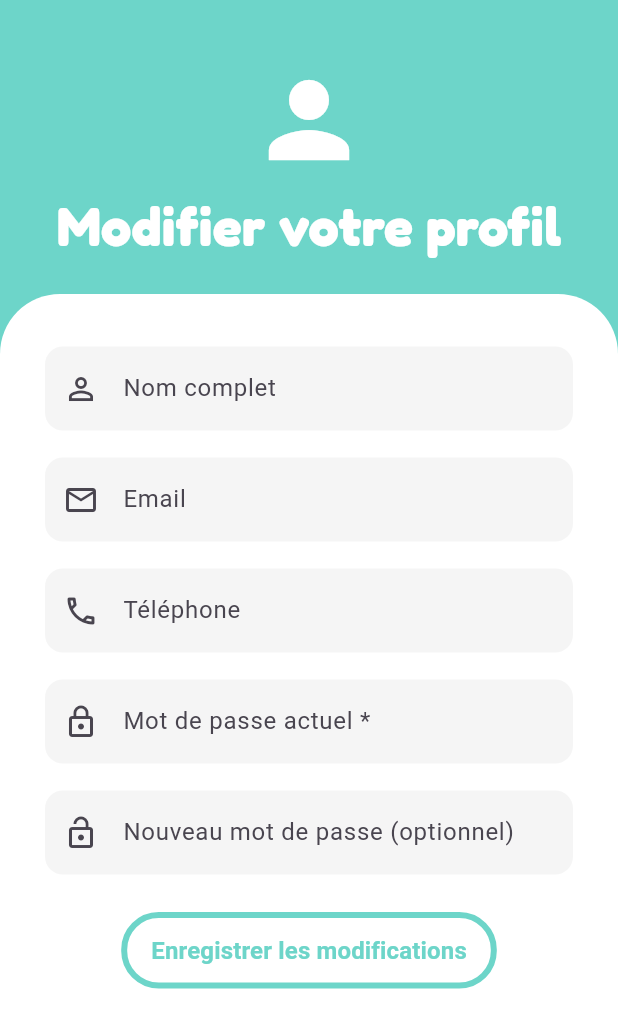
After one commit to MeriemGdara/attendoProject, a Flutter app: the ModifierProfileEnseignant screen opened directly, on a phone screen of 412 x 824 dp. The commit adds this screen. Shown: the top 1028 px of the screen. Run offline on Flutter 3.47's test engine with Material 3 defaults, Android fonts, the phone set to English and light mode, and no system bars; our stand-ins replace cloud_firestore, firebase_auth, firebase_core, google_fonts, video_player; accounts and stored records are empty.

Commit message:
j'ai ajouter deux page ModifierProfilePage.dart et ModifierProfileEnseignant.dart ou l'étudiant et l'enseignant peuvent modifier leurs compte

```diff
--- /dev/null
+++ b/lib/ModifierProfileEnseignant.dart
@@ -0,0 +1,270 @@
+import 'package:attendo/dashboard_enseignant.dart';
+import 'package:flutter/material.dart';
+import 'package:google_fonts/google_fonts.dart';
+import 'package:firebase_auth/firebase_auth.dart';
+import 'package:cloud_firestore/cloud_firestore.dart';
+
+class ModifierProfileEnseignant extends StatefulWidget {
+  const ModifierProfileEnseignant({super.key});
+
+  @override
+  State<ModifierProfileEnseignant> createState() => _ModifierProfileEnseignantState();
+}
+
+class _ModifierProfileEnseignantState extends State<ModifierProfileEnseignant> {
+  final _auth = FirebaseAuth.instance;
+  final _firestore = FirebaseFirestore.instance;
+
+  final TextEditingController nameController = TextEditingController();
+  final TextEditingController emailController = TextEditingController();
+  final TextEditingController phoneController = TextEditingController();
+  final TextEditingController passwordController = TextEditingController();
+  final TextEditingController oldPasswordController = TextEditingController();
+
+  bool isLoading = false;
+
+  @override
+  void initState() {
+    super.initState();
+    _chargerDonneesUtilisateur();
+  }
+
+  Future<void> _chargerDonneesUtilisateur() async {
+    final user = _auth.currentUser;
+    if (user != null) {
+      final snapshot = await _firestore.collection('users').doc(user.uid).get();
+      if (snapshot.exists) {
+        final data = snapshot.data()!;
+        setState(() {
+          nameController.text = data['name'] ?? '';
+          emailController.text = user.email ?? '';
+          phoneController.text = data['phone'] ?? '';
+        });
+      }
+    }
+  }
+
+  Future<void> _modifierProfile() async {
+    final user = _auth.currentUser;
+    if (user == null) return;
+
+    if (nameController.text.isEmpty ||
+        emailController.text.isEmpty ||
+        phoneController.text.isEmpty) {
+      ScaffoldMessenger.of(context).showSnackBar(
+        const SnackBar(content: Text("Tous les champs doivent être remplis")),
+      );
+      return;
+    }
+
+    if (oldPasswordController.text.isEmpty) {
+      ScaffoldMessenger.of(context).showSnackBar(
+        const SnackBar(content: Text('Veuillez entrer votre mot de passe actuel')),
+      );
+      return;
+    }
+
+    setState(() => isLoading = true);
+
+    try {
+      // Ré-authentification
+      final credential = EmailAuthProvider.credential(
+        email: user.email!,
+        password: oldPasswordController.text.trim(),
+      );
+      await user.reauthenticateWithCredential(credential);
+
+      // Mise à jour de l'email si changé
+      if (emailController.text.trim() != user.email) {
+        await user.verifyBeforeUpdateEmail(emailController.text.trim());
+        ScaffoldMessenger.of(context).showSnackBar(
+          const SnackBar(content: Text('Un email de vérification a été envoyé à la nouvelle adresse.')),
+        );
+      }
+
+      // Mise à jour du mot de passe si renseigné
+      if (passwordController.text.isNotEmpty) {
+        await user.updatePassword(passwordController.text.trim());
+      }
+
+      // Mise à jour Firestore
+      await _firestore.collection('users').doc(user.uid).update({
+        'name': nameController.text.trim(),
+        'phone': phoneController.text.trim(),
+      });
+
+      ScaffoldMessenger.of(context).showSnackBar(
+        const SnackBar(content: Text('Profil mis à jour avec succès')),
+      );
+
+      // Redirection vers le dashboard enseignant
+      Navigator.pushReplacement(
+        context,
+        MaterialPageRoute(builder: (context) => const DashboardEnseignant()),
+      );
+    } on FirebaseAuthException catch (e) {
+      ScaffoldMessenger.of(context).showSnackBar(
+        SnackBar(content: Text('Erreur : ${e.message}')),
+      );
+    } catch (e) {
+      ScaffoldMessenger.of(context).showSnackBar(
+        SnackBar(content: Text('Erreur inattendue : $e')),
+      );
+    } finally {
+      setState(() => isLoading = false);
+    }
+  }
+
+  @override
+  Widget build(BuildContext context) {
+    return Scaffold(
+      backgroundColor: const Color(0xFF6DD5C9),
+      body: isLoading
+          ? const Center(child: CircularProgressIndicator())
+          : Column(
+        children: [
+          Container(
+            width: double.infinity,
+            decoration: const BoxDecoration(color: Color(0xFF6DD5C9)),
+            child: SafeArea(
+              bottom: false,
+              child: Padding(
+                padding: const EdgeInsets.only(top: 40, bottom: 20),
+                child: Column(
+                  children: [
+                    const Icon(Icons.person, size: 80, color: Colors.white),
+                    const SizedBox(height: 5),
+                    Text(
+                      'Modifier votre profil',
+                      style: GoogleFonts.fredoka(
+                        fontSize: 36,
+                        fontWeight: FontWeight.bold,
+                        color: Colors.white,
+                      ),
+                    ),
+                  ],
+                ),
+              ),
+            ),
+          ),
+          Expanded(
+            child: Container(
+              width: double.infinity,
+              decoration: const BoxDecoration(
+                color: Colors.white,
+                borderRadius: BorderRadius.only(
+                  topLeft: Radius.circular(40),
+                  topRight: Radius.circular(40),
+                ),
+              ),
+              child: SingleChildScrollView(
+                child: Padding(
+                  padding: const EdgeInsets.symmetric(horizontal: 30, vertical: 35),
+                  child: Column(
+                    children: [
+                      TextField(
+                        controller: nameController,
+                        decoration: InputDecoration(
+                          hintText: "Nom complet",
+                          prefixIcon: const Icon(Icons.person_outline),
+                          filled: true,
+                          fillColor: const Color(0xFFF5F5F5),
+                          border: OutlineInputBorder(
+                            borderRadius: BorderRadius.circular(12),
+                            borderSide: BorderSide.none,
+                          ),
+                        ),
+                      ),
+                      const SizedBox(height: 18),
+                      TextField(
+                        controller: emailController,
+                        decoration: InputDecoration(
+                          hintText: "Email",
+                          prefixIcon: const Icon(Icons.email_outlined),
+                          filled: true,
+                          fillColor: const Color(0xFFF5F5F5),
+                          border: OutlineInputBorder(
+                            borderRadius: BorderRadius.circular(12),
+                            borderSide: BorderSide.none,
+                          ),
+                        ),
+                      ),
+                      const SizedBox(height: 18),
+                      TextField(
+                        controller: phoneController,
+                        keyboardType: TextInputType.number,
+                        decoration: InputDecoration(
+                          hintText: "Téléphone",
+                          prefixIcon: const Icon(Icons.phone_outlined),
+                          filled: true,
+                          fillColor: const Color(0xFFF5F5F5),
+                          border: OutlineInputBorder(
+                            borderRadius: BorderRadius.circular(12),
+                            borderSide: BorderSide.none,
+                          ),
+                        ),
+                      ),
+                      const SizedBox(height: 18),
+                      TextField(
+                        controller: oldPasswordController,
+                        obscureText: true,
+                        decoration: InputDecoration(
+                          hintText: "Mot de passe actuel *",
+                          prefixIcon: const Icon(Icons.lock_outline),
+                          filled: true,
+                          fillColor: const Color(0xFFF5F5F5),
+                          border: OutlineInputBorder(
+                            borderRadius: BorderRadius.circular(12),
+                            borderSide: BorderSide.none,
+                          ),
+                        ),
+                      ),
+                      const SizedBox(height: 18),
+                      TextField(
+                        controller: passwordController,
+                        obscureText: true,
+                        decoration: InputDecoration(
+                          hintText: "Nouveau mot de passe (optionnel)",
+                          prefixIcon: const Icon(Icons.lock_open),
+                          filled: true,
+                          fillColor: const Color(0xFFF5F5F5),
+                          border: OutlineInputBorder(
+                            borderRadius: BorderRadius.circular(12),
+                            borderSide: BorderSide.none,
+                          ),
+                        ),
+                      ),
+                      const SizedBox(height: 25),
+                      Padding(
+                        padding: const EdgeInsets.symmetric(horizontal: 20),
+                        child: OutlinedButton(
+                          onPressed: _modifierProfile,
+                          style: OutlinedButton.styleFrom(
+                            side: const BorderSide(color: Color(0xFF6DD5C9), width: 4),
+                            backgroundColor: Colors.white,
+                            padding: const EdgeInsets.symmetric(vertical: 14, horizontal: 20),
+                            shape: RoundedRectangleBorder(
+                              borderRadius: BorderRadius.circular(25),
+                            ),
+                          ),
+                          child: const Text(
+                            'Enregistrer les modifications',
+                            style: TextStyle(
+                              fontSize: 16,
+                              color: Color(0xFF6DD5C9),
+                              fontWeight: FontWeight.bold,
+                            ),
+                          ),
+                        ),
+                      ),
+                    ],
+                  ),
+                ),
+              ),
+            ),
+          ),
+        ],
+      ),
+    );
+  }
+}
--- a/lib/dashboard_enseignant.dart
+++ b/lib/dashboard_enseignant.dart
@@ -1,6 +1,6 @@
 import 'package:flutter/material.dart';
 import 'package:google_fonts/google_fonts.dart';
-import 'profil_page.dart';
+import 'ModifierProfileEnseignant.dart';
 import 'WelcomePage.dart';
 
 class DashboardEnseignant extends StatelessWidget {
@@ -89,7 +89,7 @@ class DashboardEnseignant extends StatelessWidget {
                             onTap: () {
                               Navigator.push(
                                 context,
-                                MaterialPageRoute(builder: (context) => const ProfilPage()),
+                                MaterialPageRoute(builder: (context) => const ModifierProfileEnseignant()),
                               );
                             },
                           ),
--- a/lib/dashboard_etudiant.dart
+++ b/lib/dashboard_etudiant.dart
@@ -1,6 +1,6 @@
 import 'package:flutter/material.dart';
 import 'package:google_fonts/google_fonts.dart';
-import 'profil_page.dart';
+import 'ModifierProfilePage.dart';
 import 'WelcomePage.dart';
 
 class DashboardEtudiant extends StatelessWidget {
@@ -86,7 +86,7 @@ class DashboardEtudiant extends StatelessWidget {
                             onTap: () {
                               Navigator.push(
                                 context,
-                                MaterialPageRoute(builder: (context) => const ProfilPage()),
+                                MaterialPageRoute(builder: (context) => const ModifierProfilePage()),
                               );
                             },
                           ),
```
Also changed, not shown: lib/ModifierProfilePage.dart (added, +371 -0 lines), pubspec.yaml (+4 -8 lines), pubspec.lock, 3 other files.
